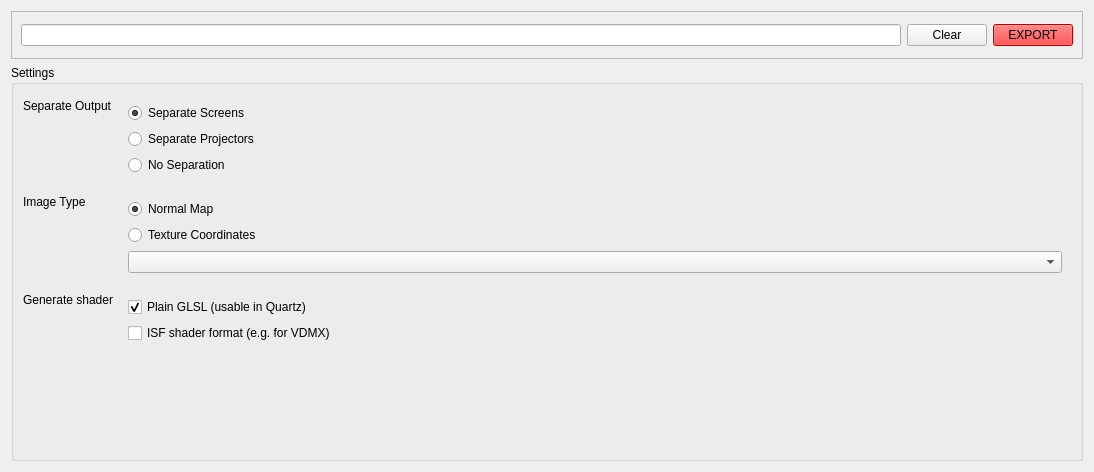
WilstonOreo/omnidome, file src/app/ui/omni_ui_Export.ui: the form before one commit.
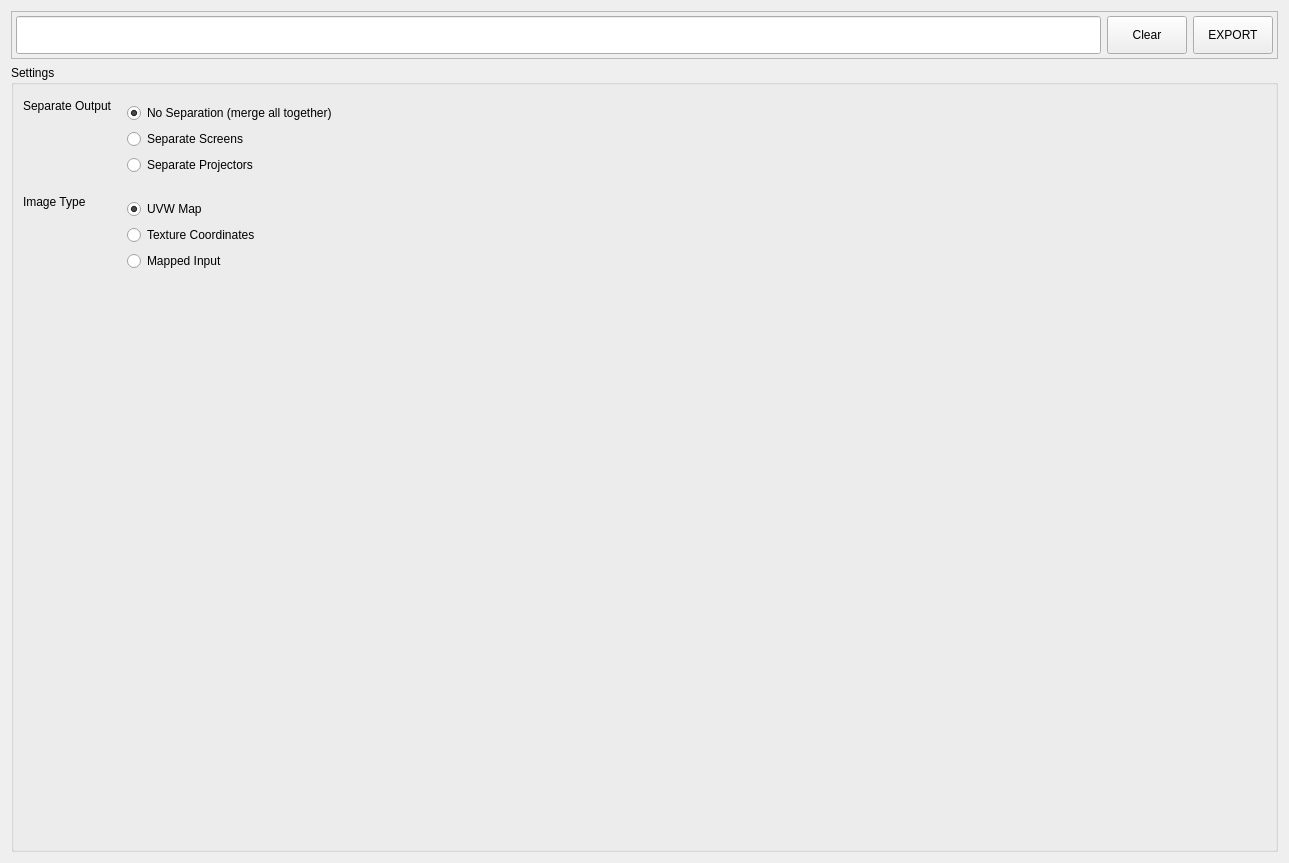
The form after the commit.

Commit message: Export Feature

```diff
--- a/src/app/ui/omni_ui_Export.ui
+++ b/src/app/ui/omni_ui_Export.ui
@@ -6,8 +6,8 @@
    <rect>
     <x>0</x>
     <y>0</y>
-    <width>1094</width>
-    <height>472</height>
+    <width>1289</width>
+    <height>863</height>
    </rect>
   </property>
   <property name="windowTitle">
@@ -16,6 +16,12 @@
   <layout class="QVBoxLayout" name="verticalLayout">
    <item>
     <widget class="QFrame" name="settingsFrame_2">
+     <property name="sizePolicy">
+      <sizepolicy hsizetype="Preferred" vsizetype="Expanding">
+       <horstretch>0</horstretch>
+       <verstretch>0</verstretch>
+      </sizepolicy>
+     </property>
      <property name="maximumSize">
       <size>
        <width>16777215</width>
@@ -29,8 +35,26 @@
       <enum>QFrame::Sunken</enum>
      </property>
      <layout class="QHBoxLayout" name="horizontalLayout_10">
+      <property name="leftMargin">
+       <number>4</number>
+      </property>
+      <property name="topMargin">
+       <number>4</number>
+      </property>
+      <property name="rightMargin">
+       <number>4</number>
+      </property>
+      <property name="bottomMargin">
+       <number>4</number>
+      </property>
       <item>
        <widget class="QLineEdit" name="editExportFilename">
+        <property name="sizePolicy">
+         <sizepolicy hsizetype="Expanding" vsizetype="Expanding">
+          <horstretch>0</horstretch>
+          <verstretch>0</verstretch>
+         </sizepolicy>
+        </property>
         <property name="readOnly">
          <bool>true</bool>
         </property>
@@ -38,6 +62,12 @@
       </item>
       <item>
        <widget class="QPushButton" name="btnClear">
+        <property name="sizePolicy">
+         <sizepolicy hsizetype="Minimum" vsizetype="Expanding">
+          <horstretch>0</horstretch>
+          <verstretch>0</verstretch>
+         </sizepolicy>
+        </property>
         <property name="text">
          <string>Clear</string>
         </property>
@@ -45,9 +75,14 @@
       </item>
       <item>
        <widget class="QPushButton" name="btnExport">
+        <property name="sizePolicy">
+         <sizepolicy hsizetype="Minimum" vsizetype="Expanding">
+          <horstretch>0</horstretch>
+          <verstretch>0</verstretch>
+         </sizepolicy>
+        </property>
         <property name="styleSheet">
-         <string notr="true">QPushButton { background-color: red}
-</string>
+         <string notr="true"/>
         </property>
         <property name="text">
          <string>EXPORT</string>
@@ -73,6 +108,39 @@
         </property>
        </widget>
       </item>
+      <item row="0" column="1">
+       <widget class="QFrame" name="frame">
+        <layout class="QVBoxLayout" name="verticalLayout_10">
+         <item>
+          <widget class="QRadioButton" name="rbSepNone">
+           <property name="text">
+            <string>No Separation (merge all together)</string>
+           </property>
+           <property name="checked">
+            <bool>true</bool>
+           </property>
+          </widget>
+         </item>
+         <item>
+          <widget class="QRadioButton" name="rbSepScreens">
+           <property name="text">
+            <string>Separate Screens</string>
+           </property>
+           <property name="checked">
+            <bool>false</bool>
+           </property>
+          </widget>
+         </item>
+         <item>
+          <widget class="QRadioButton" name="rbSepProj">
+           <property name="text">
+            <string>Separate Projectors</string>
+           </property>
+          </widget>
+         </item>
+        </layout>
+       </widget>
+      </item>
       <item row="1" column="0">
        <widget class="QLabel" name="imageTypeLabel">
         <property name="text">
@@ -86,7 +154,7 @@
          <item>
           <widget class="QRadioButton" name="rbNormalMap">
            <property name="text">
-            <string>Normal Map</string>
+            <string>UVW Map</string>
            </property>
            <property name="checked">
             <bool>true</bool>
@@ -101,68 +169,9 @@
           </widget>
          </item>
          <item>
-          <widget class="QComboBox" name="cbMappingType"/>
-         </item>
-        </layout>
-       </widget>
-      </item>
-      <item row="2" column="0">
-       <widget class="QLabel" name="generateShaderLabel">
-        <property name="text">
-         <string>Generate shader</string>
-        </property>
-       </widget>
-      </item>
-      <item row="2" column="1">
-       <widget class="QFrame" name="frameShaderGeneration">
-        <layout class="QVBoxLayout" name="verticalLayout_14">
-         <item>
-          <widget class="QCheckBox" name="chkPlainGLSL">
+          <widget class="QRadioButton" name="rbMappedInput">
            <property name="text">
-            <string>Plain GLSL (usable in Quartz)</string>
-           </property>
-           <property name="checked">
-            <bool>true</bool>
-           </property>
-          </widget>
-         </item>
-         <item>
-          <widget class="QCheckBox" name="chkISF">
-           <property name="text">
-            <string>ISF shader format (e.g. for VDMX)</string>
-           </property>
-          </widget>
-         </item>
-        </layout>
-       </widget>
-      </item>
-      <item row="0" column="1">
-       <widget class="QFrame" name="frame">
-        <layout class="QVBoxLayout" name="verticalLayout_10">
-         <item>
-          <widget class="QRadioButton" name="rbSepScreens">
-           <property name="text">
-            <string>Separate Screens</string>
-           </property>
-           <property name="checked">
-            <bool>true</bool>
-           </property>
-          </widget>
-         </item>
-         <item>
-          <widget class="QRadioButton" name="rbSepProj">
-           <property name="text">
-            <string>Separate Projectors</string>
-           </property>
-          </widget>
-         </item>
-         <item>
-          <widget class="QRadioButton" name="rbSepNone">
-           <property name="text">
-            <string>No Separation</string>
-           </property>
-           <property name="checked">
-            <bool>false</bool>
+            <string>Mapped Input</string>
            </property>
           </widget>
          </item>
```
Left out of the diff: 2 changed lines with no effect on the pictures. The commit also changes 6 other files.
